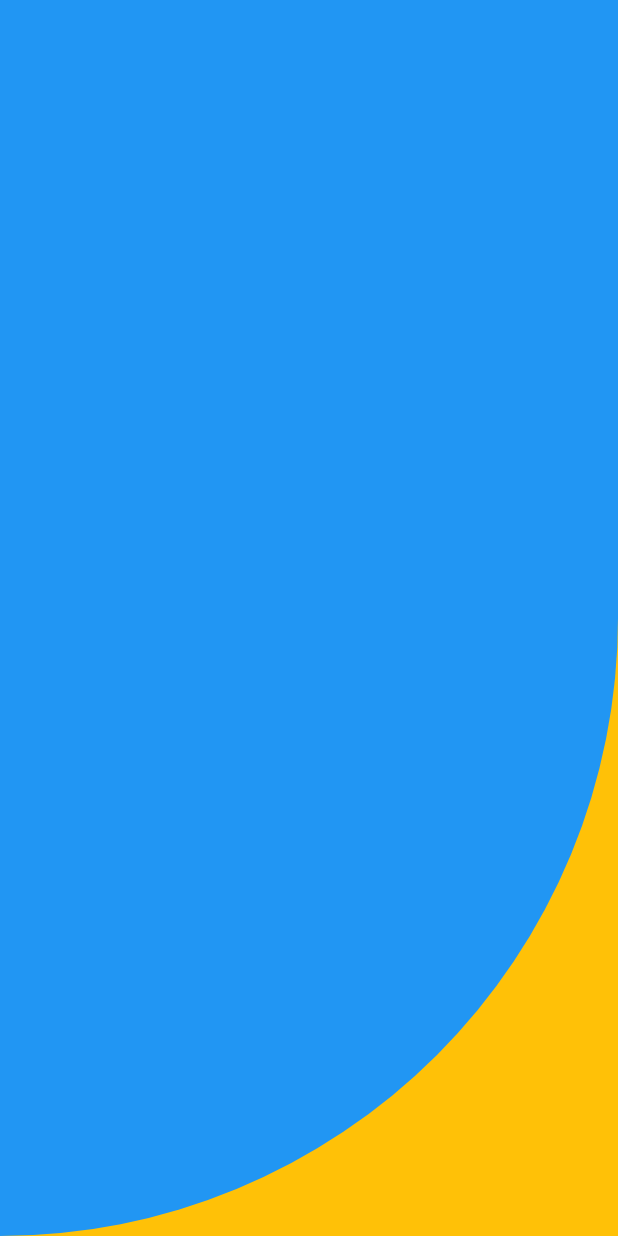
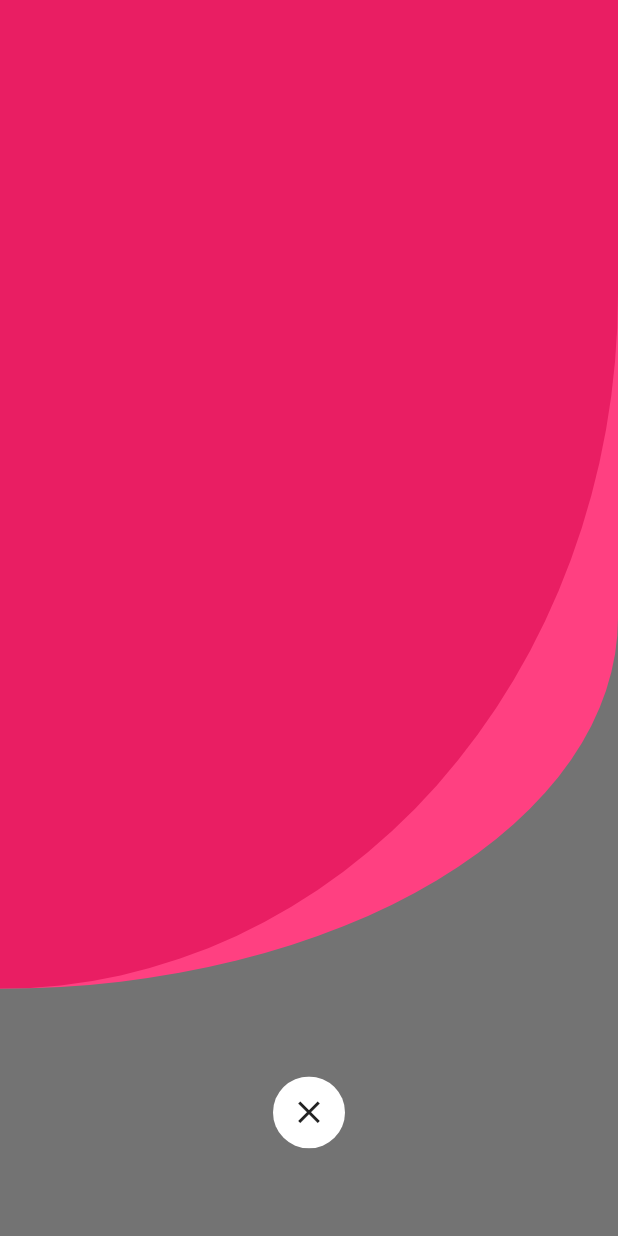
Before and after one commit to Akash9151/Musicplayer, a Flutter app: the screen it shows after launch, with the side drawer open, on a phone screen of 412 x 824 dp. Run offline on Flutter 3.47's test engine with Material 2 defaults, Android fonts, the phone set to English and light mode, and no system bars.

Commit message:
Added Drawer layout.

```diff
--- /dev/null
+++ b/lib/ui/drawer_design.dart
@@ -0,0 +1,58 @@
+import 'package:flutter/material.dart';
+
+class DrawerDesing extends StatelessWidget {
+  final GlobalKey<ScaffoldState> scaffoldKey;
+  final Widget child;
+
+  DrawerDesing({this.scaffoldKey, this.child});
+
+  @override
+  Widget build(BuildContext context) {
+    return Container(
+      child: Flex(
+        direction: Axis.vertical,
+        children: <Widget>[
+          Flexible(
+            flex: 8,
+            fit: FlexFit.tight,
+            child: ClipRRect(
+              borderRadius:
+                  BorderRadius.only(bottomRight: Radius.elliptical(1000, 600)),
+              child: Container(
+                color: Colors.pinkAccent,
+                child: ClipRRect(
+                  borderRadius: BorderRadius.only(
+                      bottomRight: Radius.elliptical(800, 900)),
+                  child: Container(
+                    color: Colors.pink,
+                  ),
+                ),
+              ),
+            ),
+          ),
+          Flexible(
+            flex: 2,
+            fit: FlexFit.tight,
+            child: Container(
+              child: Center(
+                child: ClipRRect(
+                  borderRadius: BorderRadius.circular(50.0),
+                  child: Container(
+                    color: Colors.white,
+                    child: IconButton(
+                      icon: Icon(Icons.close),
+                      iconSize: 25.0,
+                      onPressed: () {
+                        scaffoldKey.currentState.openEndDrawer();
+                      },
+                    ),
+                  ),
+                ),
+              ),
+            ),
+          ),
+        ],
+      ),
+    );
+  }
+}
--- a/lib/ui/music_page.dart
+++ b/lib/ui/music_page.dart
@@ -1,4 +1,5 @@
 import 'package:flutter/material.dart';
+import 'package:musicplayer/ui/drawer_design.dart';
 
 class MusicPage extends StatefulWidget {
   @override
@@ -6,24 +7,18 @@ class MusicPage extends StatefulWidget {
 }
 
 class _MusicPageState extends State<MusicPage> {
+
+  final GlobalKey<ScaffoldState> _scaffoldKey = new GlobalKey<ScaffoldState>();
+
   @override
   Widget build(BuildContext context) {
     return MaterialApp(
       home: Scaffold(
+      key: _scaffoldKey,
       appBar: AppBar(
         title: Text("Title"),
       ),
-      drawer: Container(
-        color: Colors.amber,
-        child: ClipRRect(
-          borderRadius: BorderRadius.only(
-            bottomRight: Radius.circular(1000.0)
-          ),
-          child: Container(
-            color: Colors.blue,
-          ),
-        ),
-      ),
+      drawer: DrawerDesing(scaffoldKey: _scaffoldKey, child: Text("data"),),
       body: Center(child: Text("This is Body."))
     ),
     );
```
Also changed, not shown: desing.gif (added), 1 other file.
